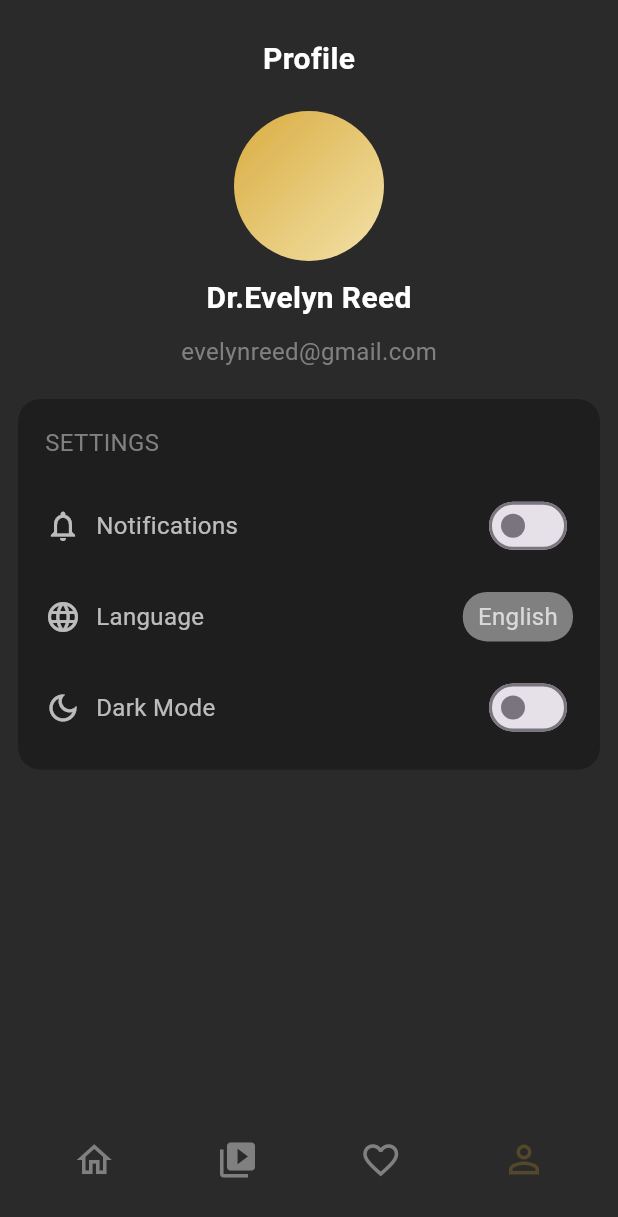
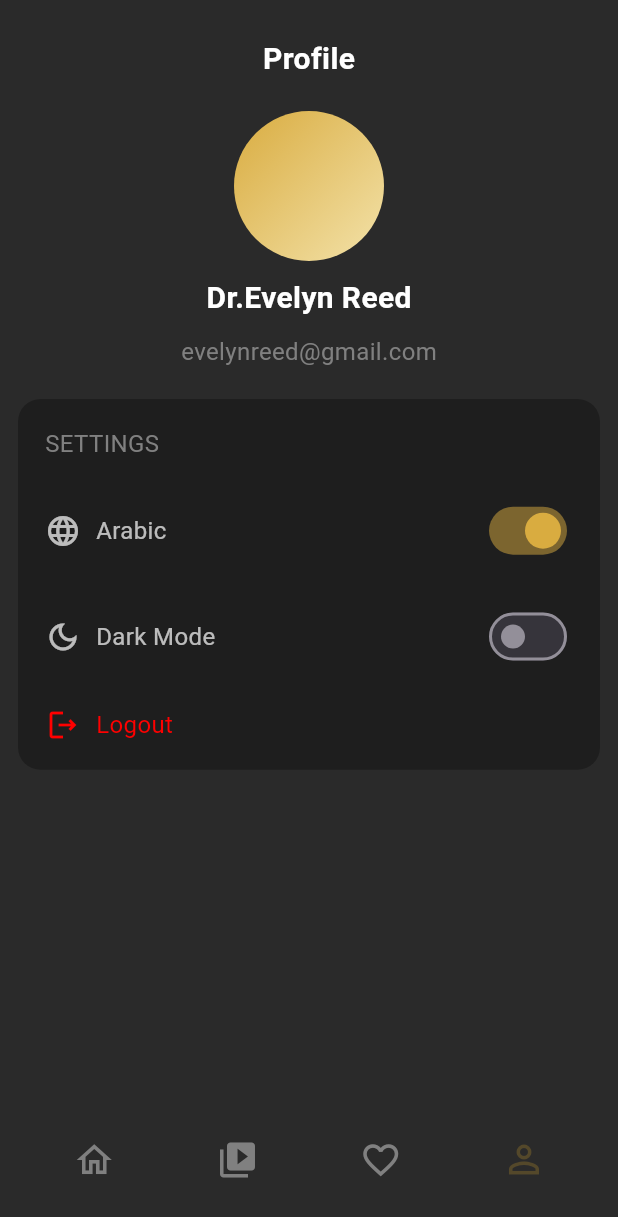
Before and after one commit to abdullahAabu-kuffa/dental_lab_app, a Flutter app: the AppHomeScreans screen opened by its route, item 4 of the bottom bar chosen, on a phone screen of 412 x 824 dp. Shown: the top 1217 px of the screen. Run offline on Flutter 3.47's test engine with Material 3 defaults, Android fonts, the light colour scheme and no system bars; our stand-ins replace bloc, dio, flutter_bloc, flutter_screenutil, flutter_svg, shared_preferences; accounts and stored records are empty.

Commit message:
adding theme cubit and make it works in the profile and logout button

```diff
--- a/lib/core/helpers/cach_helper.dart
+++ b/lib/core/helpers/cach_helper.dart
@@ -16,8 +16,8 @@ class CachHelper {
     return prefs.getBool('isOpened') ?? false;
   }
 
-  static Future<bool> setLoggdIn() async {
-    return await prefs.setBool('loggedIn', true);
+  static Future<bool> setLoggdIn(value) async {
+    return await prefs.setBool('loggedIn', value);
   }
 
   static getLoggdIn() {
--- a/lib/core/theme/app_colors.dart
+++ b/lib/core/theme/app_colors.dart
@@ -15,4 +15,5 @@ class AppColors {
   static const Color greyColor = Color(0xFF808080);
   static const Color txtFieldFillColor = Color(0xff27241C);
   static const Color hintTextColor = Color(0xffB9B19D);
+  static const Color logOutColor = Color(0xffFF0000);
 }
--- a/lib/core/theme/app_theme.dart
+++ b/lib/core/theme/app_theme.dart
@@ -2,12 +2,17 @@ import 'package:dental_lab_app/core/theme/app_colors.dart';
 import 'package:flutter/material.dart';
 
 class AppTheme {
-  static ThemeData get theme {
-    return ThemeData.light().copyWith(
-      scaffoldBackgroundColor: AppColors.primBgColor,
-      progressIndicatorTheme: const ProgressIndicatorThemeData(
-        color: AppColors.goldenColor,
-      ),
-    );
-  }
+  static ThemeData light = ThemeData.light().copyWith(
+    scaffoldBackgroundColor: AppColors.whiteColor,
+    progressIndicatorTheme: const ProgressIndicatorThemeData(
+      color: AppColors.goldenColor,
+    ),
+  );
+
+  static ThemeData dark = ThemeData.dark().copyWith(
+    scaffoldBackgroundColor: AppColors.primBgColor,
+    progressIndicatorTheme: const ProgressIndicatorThemeData(
+      color: AppColors.whiteColor,
+    ),
+  );
 }
--- a/lib/logic/cubit/theme_cubit/theme_cubit.dart
+++ b/lib/logic/cubit/theme_cubit/theme_cubit.dart
@@ -1,11 +1,13 @@
-import 'package:bloc/bloc.dart';
+import 'package:dental_lab_app/core/theme/app_theme.dart';
 import 'package:flutter/material.dart';
+import 'package:flutter_bloc/flutter_bloc.dart';
 
 class ThemeCubit extends Cubit<ThemeData> {
-  ThemeCubit() : super(ThemeData.dark());
+  ThemeCubit() : super(AppTheme.dark);
 
   bool get isDark => state.brightness == Brightness.dark;
+
   void toggleTheme() {
-    emit(isDark ? ThemeData.light() : ThemeData.dark());
+    emit(isDark ? AppTheme.light : AppTheme.dark);
   }
 }
--- a/lib/presentation/screens/auth/login.dart
+++ b/lib/presentation/screens/auth/login.dart
@@ -48,7 +48,7 @@ class _LoginState extends State<Login> {
                     'Login successful!',
                     Colors.green,
                   );
-                  CachHelper.setLoggdIn();
+                  CachHelper.setLoggdIn(true);
                   Navigator.pushNamed(context, Routes.homeRoute);
                 }
               },
--- a/lib/presentation/screens/home/home_nav_bar.dart
+++ b/lib/presentation/screens/home/home_nav_bar.dart
@@ -1,7 +1,9 @@
 import 'dart:ui';
 import 'package:dental_lab_app/core/constants/app_icons.dart';
+import 'package:dental_lab_app/logic/cubit/theme_cubit/theme_cubit.dart';
 import 'package:flutter/material.dart';
 import 'package:dental_lab_app/core/theme/app_colors.dart';
+import 'package:flutter_bloc/flutter_bloc.dart';
 
 class HomeNavBar extends StatelessWidget {
   const HomeNavBar({
@@ -15,6 +17,7 @@ class HomeNavBar extends StatelessWidget {
 
   @override
   Widget build(BuildContext context) {
+    final theme = context.watch<ThemeCubit>();
     return Padding(
       padding: const EdgeInsets.only(bottom: 15, left: 15, right: 15),
       child: ClipRRect(
@@ -27,15 +30,15 @@ class HomeNavBar extends StatelessWidget {
               borderRadius: BorderRadius.circular(40),
             ),
             child: BottomNavigationBar(
-              backgroundColor: Colors.transparent,
+              backgroundColor: theme.isDark ? Colors.transparent : AppColors.goldenColor,
               elevation: 0,
               type: BottomNavigationBarType.fixed,
               currentIndex: currentIndexScreen,
               onTap: onTap,
               showSelectedLabels: false,
               showUnselectedLabels: false,
-              selectedIconTheme: const IconThemeData(
-                color: AppColors.goldenColor,
+              selectedIconTheme:  IconThemeData(
+                color: theme.isDark ? AppColors.goldenColor : AppColors.whiteColor,
                 size: 30,
               ),
               unselectedIconTheme: const IconThemeData(
--- a/lib/presentation/screens/home/profile_screen.dart
+++ b/lib/presentation/screens/home/profile_screen.dart
@@ -1,6 +1,10 @@
+import 'package:dental_lab_app/core/helpers/cach_helper.dart';
+import 'package:dental_lab_app/core/routing/app_router.dart';
 import 'package:dental_lab_app/core/theme/app_colors.dart';
+import 'package:dental_lab_app/logic/cubit/theme_cubit/theme_cubit.dart';
 import 'package:dental_lab_app/presentation/screens/auth/widgets/custom_txt.dart';
 import 'package:flutter/material.dart';
+import 'package:flutter_bloc/flutter_bloc.dart';
 
 class ProfileScreen extends StatefulWidget {
   const ProfileScreen({super.key});
@@ -10,12 +14,13 @@ class ProfileScreen extends StatefulWidget {
 }
 
 class _ProfileScreenState extends State<ProfileScreen> {
-  bool isdark = false;
+  // bool isdark = false;
   bool isSwitched = false;
   bool isEnglish = true;
   @override
   Widget build(BuildContext context) {
     final size = MediaQuery.of(context).size;
+    final themeState = context.watch<ThemeCubit>();
     return SingleChildScrollView(
       child: SizedBox(
         width: double.infinity,
@@ -28,7 +33,7 @@ class _ProfileScreenState extends State<ProfileScreen> {
               const SizedBox(height: 25),
               CustomText(
                 txt: 'Profile',
-                color: AppColors.whiteColor,
+                color:themeState.isDark ? AppColors.whiteColor : AppColors.primBgColor,
                 fontSize: 20,
                 fontWeight: FontWeight.bold,
               ),
@@ -49,7 +54,9 @@ class _ProfileScreenState extends State<ProfileScreen> {
               const SizedBox(height: 10),
               CustomText(
                 txt: 'Dr.Evelyn Reed',
-                color: AppColors.whiteColor,
+                color: themeState.isDark
+                    ? AppColors.whiteColor
+                    : AppColors.primBgColor,
                 fontSize: 20,
                 fontWeight: FontWeight.bold,
               ),
@@ -65,7 +72,7 @@ class _ProfileScreenState extends State<ProfileScreen> {
                 height: size.height * 0.3,
 
                 decoration: BoxDecoration(
-                  color: AppColors.darkGreyColor,
+                  color:themeState.isDark ? AppColors.darkGreyColor : AppColors.goldenColor,
                   borderRadius: BorderRadius.circular(15),
                 ),
                 child: Padding(
@@ -85,30 +92,7 @@ class _ProfileScreenState extends State<ProfileScreen> {
                         ],
                       ),
                       const SizedBox(height: 10),
-                      Row(
-                        children: [
-                          Icon(
-                            Icons.notifications_outlined,
-                            color: AppColors.whiteColor70,
-                          ),
-                          const SizedBox(width: 10),
-                          CustomText(
-                            txt: 'Notifications',
-                            color: AppColors.whiteColor70,
-                          ),
-                          const Spacer(),
-                          Switch(
-                            value: isSwitched,
-                            onChanged: (value) {
-                              setState(() {
-                                isSwitched = value;
-                              });
-                            },
-                            activeThumbColor: AppColors.yellowColor,
-                          ),
-                        ],
-                      ),
-                      const SizedBox(height: 10),
+                      // const SizedBox(height: 10),
                       Row(
                         children: [
                           Icon(
@@ -117,7 +101,7 @@ class _ProfileScreenState extends State<ProfileScreen> {
                           ),
                           const SizedBox(width: 10),
                           CustomText(
-                            txt: 'Language',
+                            txt: isEnglish ? 'Arabic' : 'English',
                             color: AppColors.whiteColor70,
                           ),
                           const Spacer(),
@@ -127,16 +111,14 @@ class _ProfileScreenState extends State<ProfileScreen> {
                                 isEnglish = !isEnglish;
                               });
                             },
-                            child: Container(
-                              padding: const EdgeInsets.symmetric(horizontal: 10,vertical: 5),
-                              decoration: BoxDecoration(
-                                color: AppColors.greyColor,
-                                borderRadius: BorderRadius.circular(16),
-                              ),
-                              child: CustomText(
-                                txt:isEnglish?'English': 'Arabic',
-                                color: AppColors.whiteColor70,
-                              ),
+                            child: Switch(
+                              value: isEnglish,
+                              onChanged: (value) {
+                                setState(() {
+                                  isEnglish = value;
+                                });
+                              },
+                              activeThumbColor: AppColors.yellowColor,
                             ),
                           ),
                         ],
@@ -145,27 +127,49 @@ class _ProfileScreenState extends State<ProfileScreen> {
                       Row(
                         children: [
                           Icon(
-                            isdark
+                            !themeState.isDark
                                 ? Icons.light_mode_outlined
                                 : Icons.dark_mode_outlined,
                             color: AppColors.whiteColor70,
                           ),
                           const SizedBox(width: 10),
                           CustomText(
-                            txt:isdark ? 'Light Mode' : 'Dark Mode',
+                            txt: !themeState.isDark ? 'Light Mode' : 'Dark Mode',
                             color: AppColors.whiteColor70,
                           ),
                           const Spacer(),
                           Switch(
-                            value: isdark,
+                            value: !themeState.isDark,
                             onChanged: (value) {
-                              setState(() {
-                                isdark = value;
-                              });
+                              context.read<ThemeCubit>().toggleTheme();
                             },
                             activeThumbColor: AppColors.yellowColor,
                           ),
                         ],
+                      ),
+                      const SizedBox(height: 10),
+                      InkWell(
+                        onTap: () {
+                          CachHelper.setLoggdIn(false);
+                          Navigator.pushNamedAndRemoveUntil(
+                            context,
+                            Routes.loginRoute,
+                            (route) => false,
+                          );
+                        },
+                        child: Row(
+                          children: [
+                            Icon(
+                              Icons.logout_outlined,
+                              color: AppColors.logOutColor,
+                            ),
+                            const SizedBox(width: 10),
+                            CustomText(
+                              txt: 'Logout',
+                              color: AppColors.logOutColor,
+                            ),
+                          ],
+                        ),
                       ),
                     ],
                   ),
```
Also changed, not shown: lib/main.dart (+20 -9 lines).
